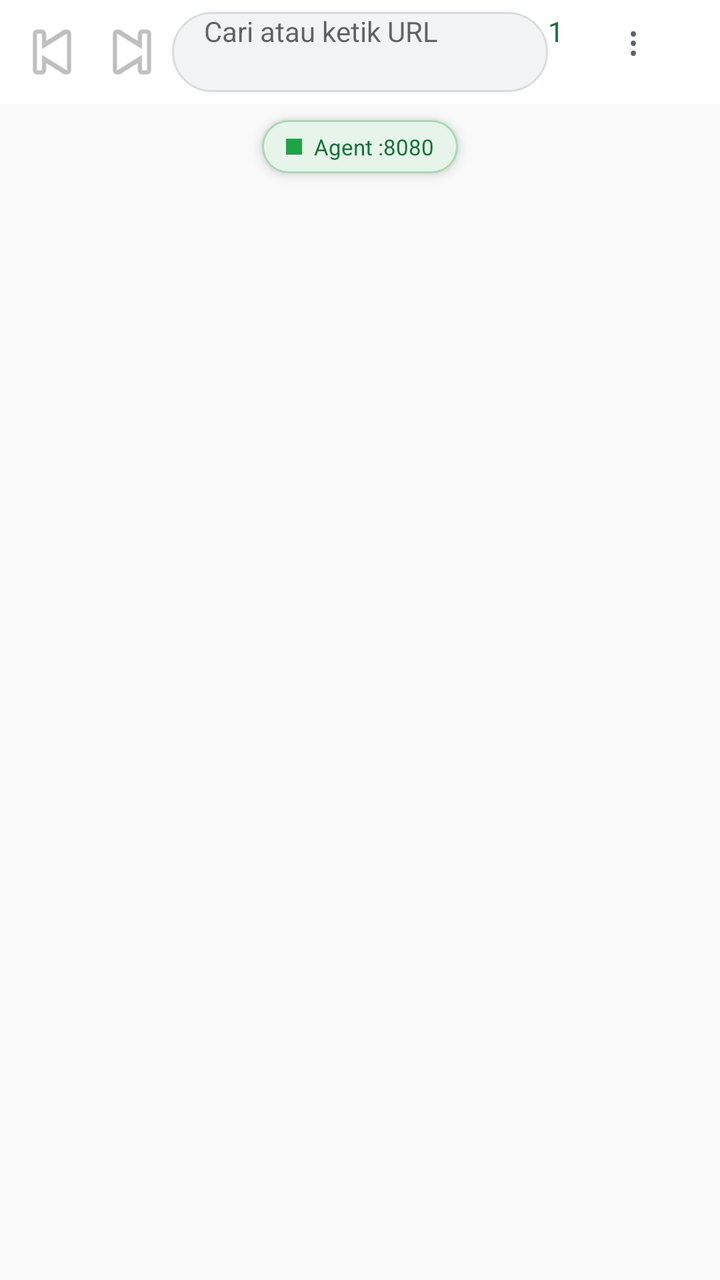
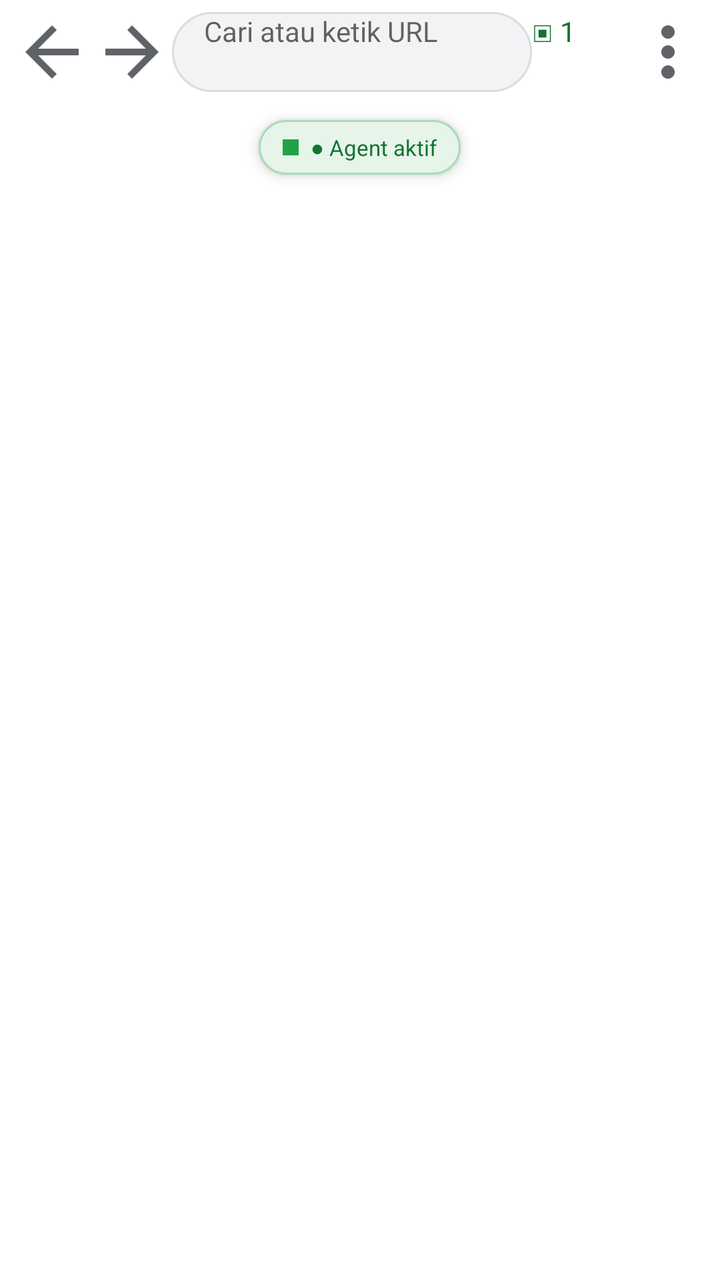

Compare the two renders of this Android layout. The source of the first and the diff that turns it into the second are given below.
<!-- AndroidManifest.xml: application theme android:Theme.Material.Light.NoActionBar -->
<!-- res/layout/activity_main.xml -->
<?xml version="1.0" encoding="utf-8"?>
<LinearLayout xmlns:android="http://schemas.android.com/apk/res/android"
    android:layout_width="match_parent"
    android:layout_height="match_parent"
    android:orientation="vertical">

    <LinearLayout
        android:layout_width="match_parent"
        android:layout_height="wrap_content"
        android:orientation="horizontal"
        android:padding="6dp"
        android:gravity="center_vertical"
        android:background="#FFFFFF">

        <ImageButton
            android:id="@+id/btn_back"
            android:layout_width="40dp"
            android:layout_height="40dp"
            android:background="?android:attr/selectableItemBackgroundBorderless"
            android:src="@android:drawable/ic_media_previous"
            android:contentDescription="Back" />

        <ImageButton
            android:id="@+id/btn_fwd"
            android:layout_width="40dp"
            android:layout_height="40dp"
            android:background="?android:attr/selectableItemBackgroundBorderless"
            android:src="@android:drawable/ic_media_next"
            android:contentDescription="Forward" />

        <EditText
            android:id="@+id/url_bar"
            android:layout_width="0dp"
            android:layout_height="40dp"
            android:layout_weight="1"
            android:background="@drawable/url_bg"
            android:hint="Cari atau ketik URL"
            android:singleLine="true"
            android:imeOptions="actionGo"
            android:textSize="14sp"
            android:paddingLeft="16dp"
            android:paddingRight="16dp"
            android:drawablePadding="8dp" />

        <Button
            android:id="@+id/btn_tabs"
            android:layout_width="40dp"
            android:layout_height="40dp"
            android:background="?android:attr/selectableItemBackgroundBorderless"
            android:text="1"
            android:textSize="14sp"
            android:textColor="#137333"
            android:contentDescription="Tabs" />

        <Button
            android:id="@+id/btn_menu"
            android:layout_width="40dp"
            android:layout_height="40dp"
            android:background="?android:attr/selectableItemBackgroundBorderless"
            android:text="⋮"
            android:textSize="20sp"
            android:textColor="#5F6368"
            android:contentDescription="Menu" />
    </LinearLayout>

    <ProgressBar
        android:id="@+id/progress"
        style="?android:attr/progressBarStyleHorizontal"
        android:layout_width="match_parent"
        android:layout_height="3dp"
        android:max="100"
        android:progress="0"
        android:progressTint="#1EA446"
        android:visibility="gone" />

    <FrameLayout
        android:layout_width="match_parent"
        android:layout_height="0dp"
        android:layout_weight="1">

        <FrameLayout
            android:id="@+id/web_container"
            android:layout_width="match_parent"
            android:layout_height="match_parent" />

        <LinearLayout
            android:layout_width="wrap_content"
            android:layout_height="wrap_content"
            android:layout_gravity="top|center_horizontal"
            android:layout_marginTop="8dp"
            android:orientation="horizontal"
            android:gravity="center_vertical"
            android:background="@drawable/pill_bg"
            android:elevation="4dp"
            android:paddingLeft="12dp"
            android:paddingRight="12dp"
            android:paddingTop="6dp"
            android:paddingBottom="6dp">

            <View
                android:layout_width="8dp"
                android:layout_height="8dp"
                android:background="#1EA446" />

            <TextView
                android:id="@+id/agent_status"
                android:layout_width="wrap_content"
                android:layout_height="wrap_content"
                android:layout_marginLeft="6dp"
                android:text="Agent :8080"
                android:textSize="11sp"
                android:textColor="#137333" />
        </LinearLayout>

        <TextView
            android:id="@+id/agent_toast"
            android:layout_width="wrap_content"
            android:layout_height="wrap_content"
            android:layout_gravity="bottom|center_horizontal"
            android:layout_marginBottom="16dp"
            android:background="#CC202124"
            android:textColor="#E8EAED"
            android:textSize="11sp"
            android:padding="10dp"
            android:visibility="gone"
            android:fontFamily="monospace" />
    </FrameLayout>
</LinearLayout>
<!-- resources referenced by this layout -->
<resources>
  <!-- drawable pill_bg (drawable) -->
  <?xml version="1.0" encoding="utf-8"?>
  <shape xmlns:android="http://schemas.android.com/apk/res/android"
      android:shape="rectangle">
      <solid android:color="#E6F4EA" />
      <corners android:radius="14dp" />
      <stroke android:width="1dp" android:color="#A8DAB5" />
  </shape>
  <!-- drawable url_bg (drawable) -->
  <?xml version="1.0" encoding="utf-8"?>
  <shape xmlns:android="http://schemas.android.com/apk/res/android"
      android:shape="rectangle">
      <solid android:color="#F1F3F4" />
      <corners android:radius="20dp" />
      <stroke android:width="1dp" android:color="#DADCE0" />
  </shape>
</resources>

<!-- the commit's change to res/layout/activity_main.xml (unified diff, before → after) -->
@@ -5,28 +5,29 @@
     android:orientation="vertical">
 
     <LinearLayout
+        android:id="@+id/toolbar"
         android:layout_width="match_parent"
         android:layout_height="wrap_content"
         android:orientation="horizontal"
         android:padding="6dp"
         android:gravity="center_vertical"
-        android:background="#FFFFFF">
+        android:background="?android:attr/colorBackground">
 
         <ImageButton
             android:id="@+id/btn_back"
             android:layout_width="40dp"
             android:layout_height="40dp"
             android:background="?android:attr/selectableItemBackgroundBorderless"
-            android:src="@android:drawable/ic_media_previous"
-            android:contentDescription="Back" />
+            android:src="@drawable/ic_arrow_back"
+            android:contentDescription="Kembali" />
 
         <ImageButton
             android:id="@+id/btn_fwd"
             android:layout_width="40dp"
             android:layout_height="40dp"
             android:background="?android:attr/selectableItemBackgroundBorderless"
-            android:src="@android:drawable/ic_media_next"
-            android:contentDescription="Forward" />
+            android:src="@drawable/ic_arrow_forward"
+            android:contentDescription="Maju" />
 
         <EditText
             android:id="@+id/url_bar"
@@ -44,22 +45,21 @@
 
         <Button
             android:id="@+id/btn_tabs"
-            android:layout_width="40dp"
+            android:layout_width="wrap_content"
             android:layout_height="40dp"
+            android:minWidth="48dp"
             android:background="?android:attr/selectableItemBackgroundBorderless"
-            android:text="1"
+            android:text="▣ 1"
             android:textSize="14sp"
             android:textColor="#137333"
-            android:contentDescription="Tabs" />
+            android:contentDescription="1 tab" />
 
-        <Button
+        <ImageButton
             android:id="@+id/btn_menu"
             android:layout_width="40dp"
             android:layout_height="40dp"
             android:background="?android:attr/selectableItemBackgroundBorderless"
-            android:text="⋮"
-            android:textSize="20sp"
-            android:textColor="#5F6368"
+            android:src="@drawable/ic_more_vert"
             android:contentDescription="Menu" />
     </LinearLayout>
 
@@ -84,6 +84,51 @@
             android:layout_height="match_parent" />
 
         <LinearLayout
+            android:id="@+id/error_view"
+            android:layout_width="match_parent"
+            android:layout_height="match_parent"
+            android:orientation="vertical"
+            android:gravity="center"
+            android:padding="32dp"
+            android:visibility="gone"
+            android:background="?android:attr/colorBackground">
+
+            <TextView
+                android:layout_width="wrap_content"
+                android:layout_height="wrap_content"
+                android:text="Halaman tidak dapat dimuat"
+                android:textSize="18sp"
+                android:paddingBottom="8dp" />
+
+            <TextView
+                android:id="@+id/error_detail"
+                android:layout_width="wrap_content"
+                android:layout_height="wrap_content"
+                android:textSize="13sp"
+                android:gravity="center"
+                android:paddingBottom="24dp" />
+
+            <LinearLayout
+                android:layout_width="wrap_content"
+                android:layout_height="wrap_content"
+                android:orientation="horizontal">
+
+                <Button
+                    android:id="@+id/btn_retry"
+                    android:layout_width="wrap_content"
+                    android:layout_height="wrap_content"
+                    android:text="Coba lagi" />
+
+                <Button
+                    android:id="@+id/btn_error_back"
+                    android:layout_width="wrap_content"
+                    android:layout_height="wrap_content"
+                    android:layout_marginLeft="12dp"
+                    android:text="Kembali" />
+            </LinearLayout>
+        </LinearLayout>
+
+        <LinearLayout
             android:layout_width="wrap_content"
             android:layout_height="wrap_content"
             android:layout_gravity="top|center_horizontal"
@@ -98,6 +143,7 @@
             android:paddingBottom="6dp">
 
             <View
+                android:id="@+id/agent_dot"
                 android:layout_width="8dp"
                 android:layout_height="8dp"
                 android:background="#1EA446" />
@@ -107,7 +153,7 @@
                 android:layout_width="wrap_content"
                 android:layout_height="wrap_content"
                 android:layout_marginLeft="6dp"
-                android:text="Agent :8080"
+                android:text="● Agent aktif"
                 android:textSize="11sp"
                 android:textColor="#137333" />
         </LinearLayout>
<!-- resource entries referenced after the edit -->
@@ -1,5 +1,29 @@
 <!-- resources referenced by this layout -->
 <resources>
+  <!-- drawable ic_arrow_back (drawable) -->
+  <?xml version="1.0" encoding="utf-8"?>
+  <vector xmlns:android="http://schemas.android.com/apk/res/android"
+      android:width="24dp" android:height="24dp"
+      android:viewportWidth="24" android:viewportHeight="24">
+      <path android:fillColor="#5F6368"
+          android:pathData="M20,11H7.83l5.59,-5.59L12,4l-8,8 8,8 1.41,-1.41L7.83,13H20v-2z" />
+  </vector>
+  <!-- drawable ic_arrow_forward (drawable) -->
+  <?xml version="1.0" encoding="utf-8"?>
+  <vector xmlns:android="http://schemas.android.com/apk/res/android"
+      android:width="24dp" android:height="24dp"
+      android:viewportWidth="24" android:viewportHeight="24">
+      <path android:fillColor="#5F6368"
+          android:pathData="M12,4l-1.41,1.41L16.17,11H4v2h12.17l-5.58,5.59L12,20l8,-8z" />
+  </vector>
+  <!-- drawable ic_more_vert (drawable) -->
+  <?xml version="1.0" encoding="utf-8"?>
+  <vector xmlns:android="http://schemas.android.com/apk/res/android"
+      android:width="24dp" android:height="24dp"
+      android:viewportWidth="24" android:viewportHeight="24">
+      <path android:fillColor="#5F6368"
+          android:pathData="M12,8c1.1,0 2,-0.9 2,-2s-0.9,-2 -2,-2 -2,0.9 -2,2 0.9,2 2,2zM12,10c-1.1,0 -2,0.9 -2,2s0.9,2 2,2 2,-0.9 2,-2 -0.9,-2 -2,-2zM12,16c-1.1,0 -2,0.9 -2,2s0.9,2 2,2 2,-0.9 2,-2 -0.9,-2 -2,-2z" />
+  </vector>
   <!-- drawable pill_bg (drawable) -->
   <?xml version="1.0" encoding="utf-8"?>
   <shape xmlns:android="http://schemas.android.com/apk/res/android"
@@ -16,5 +40,9 @@
       <corners android:radius="20dp" />
       <stroke android:width="1dp" android:color="#DADCE0" />
   </shape>
+  <style name="Theme.Kancil" parent="@android:style/Theme.Material.Light.NoActionBar">
+          <item name="android:windowBackground">#FFFFFF</item>
+          <item name="android:colorBackground">#FFFFFF</item>
+      </style>
 </resources>
 
